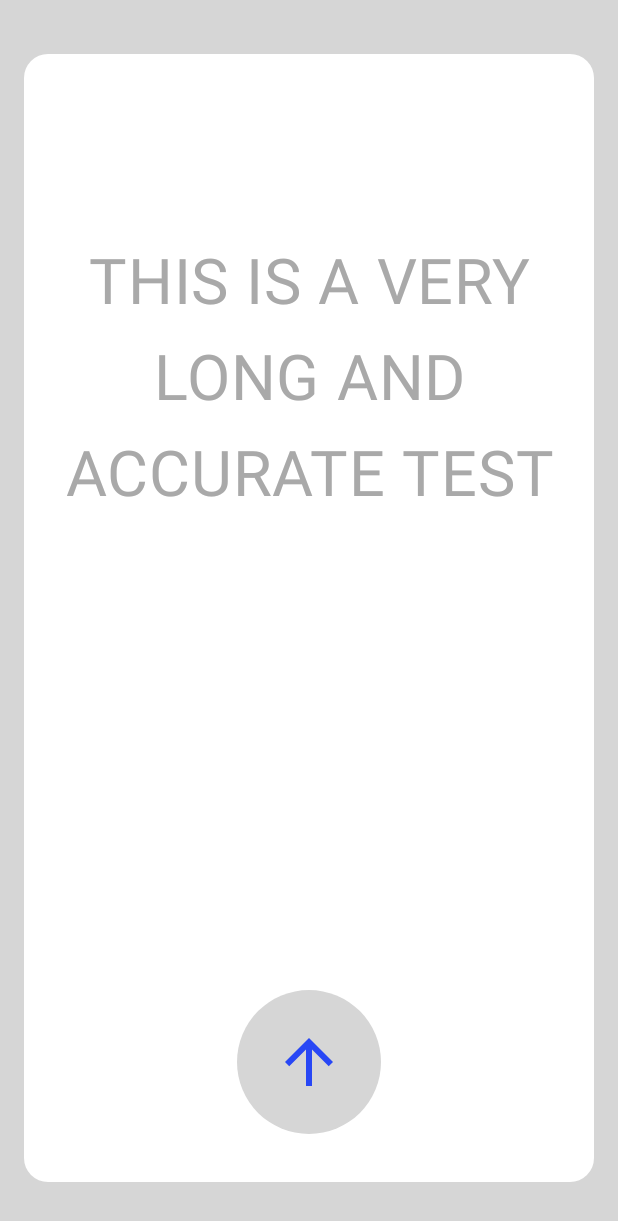
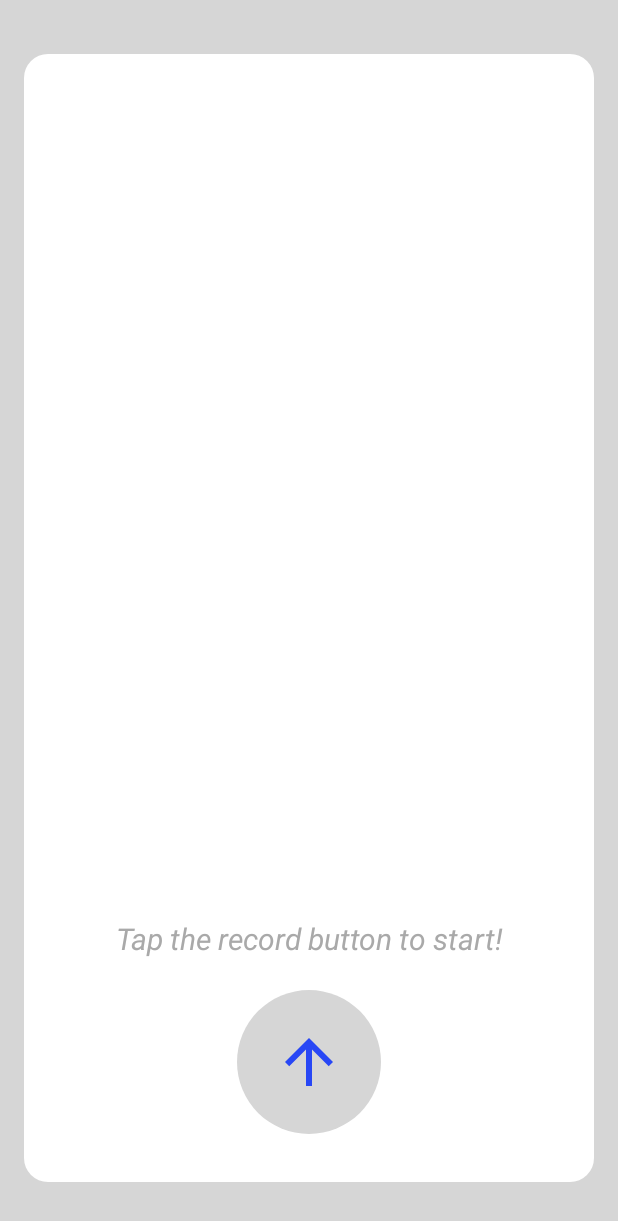
Before and after one commit to ivangarzab/talk, an Android app built with Jetpack Compose: the composable RecordScreen shown on its own in the app's theme, on a phone screen of 412 x 824 dp. Shown: the top 1221 px of the screen. Run offline under Robolectric (Android 15) with nearby library versions, the phone set to English and light mode, and no system bars.

Commit message:
Wire up the RecordScreen with the correct separation of concerns

```diff
--- a/app/src/main/java/com/ivangarzab/talk/App.kt
+++ b/app/src/main/java/com/ivangarzab/talk/App.kt
@@ -5,6 +5,7 @@ import android.app.Application
 import android.util.Log
 import com.ivangarzab.data.di.dataModule
 import com.ivangarzab.data.network.NetworkRepository
+import com.ivangarzab.record.di.recordFeatureModule
 import com.ivangarzab.talk.di.appModule
 import org.koin.android.ext.android.inject
 import org.koin.android.ext.koin.androidContext
@@ -35,7 +36,7 @@ class App : Application() {
         startKoin {
             androidLogger()
             androidContext(this@App)
-            modules(listOf(appModule, dataModule))
+            modules(listOf(appModule, dataModule, recordFeatureModule))
         }
     }
 
--- a/app/src/main/java/com/ivangarzab/talk/di/AppModule.kt
+++ b/app/src/main/java/com/ivangarzab/talk/di/AppModule.kt
@@ -1,8 +1,6 @@
 package com.ivangarzab.talk.di
 
-import com.ivangarzab.data.audio.AudioChunksRepository
 import com.ivangarzab.data.course.CourseRepository
-import com.ivangarzab.data.network.WebSocketRepository
 import com.ivangarzab.talk.ui.MainScreenViewModel
 import org.koin.core.module.dsl.viewModel
 import org.koin.dsl.module
@@ -13,9 +11,7 @@ import org.koin.dsl.module
 val appModule = module {
     viewModel {
         MainScreenViewModel(
-            courseRepository = get(CourseRepository::class),
-            audioChunksRepository = get(AudioChunksRepository::class),
-            webSocketRepository = get(WebSocketRepository::class)
+            courseRepository = get(CourseRepository::class)
         )
     }
 }
--- a/data/src/main/java/com/ivangarzab/data/network/WebSocketRepository.kt
+++ b/data/src/main/java/com/ivangarzab/data/network/WebSocketRepository.kt
@@ -72,10 +72,9 @@ class WebSocketRepository {
             header(HEADER_ACCESS_TOKEN, BuildConfig.WS_ACCESS_TOKEN)
             header(HEADER_CLIENT_INFO, FIELD_CLIENT_INFO)
         }.build()
-        openWebSocket()
     }
 
-    private fun openWebSocket() {
+    suspend fun openWebSocket() {
         Timber.v("Attempting to open web socket for url: $WEB_SOCKET_URL")
         webSocket = okHttpClient.newWebSocket(webSocketRequest, webSocketListener)
     }
--- a/features/record/src/main/java/com/ivangarzab/record/RecordScreen.kt
+++ b/features/record/src/main/java/com/ivangarzab/record/RecordScreen.kt
@@ -1,41 +1,33 @@
 package com.ivangarzab.record
 
-import androidx.compose.foundation.Image
 import androidx.compose.foundation.background
 import androidx.compose.foundation.layout.Box
 import androidx.compose.foundation.layout.fillMaxSize
 import androidx.compose.foundation.layout.fillMaxWidth
 import androidx.compose.foundation.layout.padding
-import androidx.compose.foundation.layout.size
 import androidx.compose.foundation.layout.statusBarsPadding
-import androidx.compose.foundation.shape.CircleShape
 import androidx.compose.foundation.shape.RoundedCornerShape
-import androidx.compose.material3.Button
-import androidx.compose.material3.ButtonDefaults
 import androidx.compose.material3.MaterialTheme
 import androidx.compose.material3.Text
 import androidx.compose.runtime.Composable
 import androidx.compose.ui.Alignment
 import androidx.compose.ui.Modifier
-import androidx.compose.ui.graphics.ColorFilter
-import com.ivangarzab.resources.ui.theme.selectedBlue
-import androidx.compose.ui.res.painterResource
-import androidx.compose.ui.res.stringResource
+import androidx.compose.ui.text.font.FontStyle
 import androidx.compose.ui.text.style.TextAlign
 import androidx.compose.ui.tooling.preview.Preview
 import androidx.compose.ui.unit.dp
-import com.ivangarzab.data.course.Course
+import com.ivangarzab.record.components.RecordScreenButton
 import com.ivangarzab.resources.ui.theme.TalkTheme
-import com.ivangarzab.resources.R as R
 
 /**
  * The purpose of this composable is to serve as the main entry point for displaying
- *  and interacting with the recording screen.
+ * and interacting with the recording screen.
  */
 @Composable
 fun RecordScreen(
     modifier: Modifier = Modifier,
-    onRecordClick: () -> Unit
+    responseText: String = "",
+    onRecordButtonClicked: () -> Unit
 ) {
     Box(
         modifier = modifier
@@ -52,47 +44,37 @@ fun RecordScreen(
                     shape = RoundedCornerShape(16.dp)
                 )
         ) {
+            when (responseText.isEmpty()) {
+                true -> {
                     Text(
                         modifier = Modifier
-                    .padding(top = 128.dp)
+                            .padding(start = 16.dp, end = 16.dp, bottom = 150.dp)
+                            .fillMaxWidth()
+                            .align(Alignment.BottomCenter),
+                        text = "Tap the record button to start!",
+                        style = MaterialTheme.typography.displaySmall,
+                        color = MaterialTheme.colorScheme.onSurface,
+                        fontStyle = FontStyle.Italic,
+                        textAlign = TextAlign.Center
+                    )
+                }
+                false -> {
+                    Text(
+                        modifier = Modifier
+                            .padding(top = 128.dp, start = 16.dp, end = 16.dp)
                             .fillMaxWidth()
                             .align(Alignment.TopCenter),
-                text = "THIS IS A VERY LONG AND ACCURATE TEST",
+                        text = responseText,
                         style = MaterialTheme.typography.displayLarge,
                         textAlign = TextAlign.Center
                     )
+                }
+            }
             RecordScreenButton(
                 modifier = Modifier
                     .padding(bottom = 32.dp)
                     .align(Alignment.BottomCenter),
-                onRecordClick = onRecordClick
-            )
-        }
-    }
-}
-
-@Composable
-fun RecordScreenButton(
-    modifier: Modifier,
-    onRecordClick: () -> Unit
-) {
-    Box(modifier = modifier) {
-        Button(
-            modifier = Modifier
-                .size(96.dp),
-            onClick = { onRecordClick() },
-            shape = CircleShape,
-            colors = ButtonDefaults.buttonColors(
-                containerColor = MaterialTheme.colorScheme.background,
-                contentColor = selectedBlue
-            )
-        ) {
-            Image(
-                modifier = Modifier
-                    .size(64.dp),
-                contentDescription = stringResource(R.string.description_record_button),
-                painter = painterResource(R.drawable.ic_arrow_up),
-                colorFilter = ColorFilter.tint(color = selectedBlue)
+                onRecordClick = onRecordButtonClicked
             )
         }
     }
@@ -103,7 +85,19 @@ fun RecordScreenButton(
 fun RecordScreenPreview() {
     TalkTheme(dynamicColor = false) {
         RecordScreen(
-            onRecordClick = { }
+            responseText = "THIS IS A VERY LONG AND ACCURATE TEST",
+            onRecordButtonClicked = { }
         )
     }
 }
+
+@Preview
+@Composable
+fun RecordScreenEmptyPreview() {
+    TalkTheme(dynamicColor = false) {
+        RecordScreen(
+            responseText = "",
+            onRecordButtonClicked = { }
+        )
+    }
+}
--- /dev/null
+++ b/features/record/src/main/java/com/ivangarzab/record/components/RecordScreenButton.kt
@@ -0,0 +1,55 @@
+package com.ivangarzab.record.components
+
+import androidx.compose.foundation.Image
+import androidx.compose.foundation.layout.Box
+import androidx.compose.foundation.layout.size
+import androidx.compose.foundation.shape.CircleShape
+import androidx.compose.material3.Button
+import androidx.compose.material3.ButtonDefaults
+import androidx.compose.material3.MaterialTheme
+import androidx.compose.runtime.Composable
+import androidx.compose.ui.Modifier
+import androidx.compose.ui.graphics.ColorFilter
+import androidx.compose.ui.res.painterResource
+import androidx.compose.ui.res.stringResource
+import androidx.compose.ui.tooling.preview.Preview
+import androidx.compose.ui.unit.dp
+import com.ivangarzab.resources.R
+import com.ivangarzab.resources.ui.theme.selectedBlue
+
+/**
+ * The purpose of this composable function is to hold a circular button
+ * for the [com.ivangarzab.record.RecordScreen].
+ */
+@Composable
+fun RecordScreenButton(
+    modifier: Modifier = Modifier,
+    onRecordClick: () -> Unit
+) {
+    Box(modifier = modifier) {
+        Button(
+            modifier = Modifier
+                .size(96.dp),
+            onClick = { onRecordClick() },
+            shape = CircleShape,
+            colors = ButtonDefaults.buttonColors(
+                containerColor = MaterialTheme.colorScheme.background,
+                contentColor = selectedBlue
+            )
+        ) {
+            Image(
+                modifier = Modifier
+                    .size(64.dp),
+                contentDescription = stringResource(R.string.description_record_button),
+                painter = painterResource(R.drawable.ic_arrow_up),
+                colorFilter = ColorFilter.tint(color = selectedBlue)
+            )
+        }
+    }
+}
+
+@Preview
+@Composable
+fun RecordScreenButtonPreview() {
+    RecordScreenButton { }
+}
```
Also changed, not shown: app/src/main/java/com/ivangarzab/talk/ui/MainActivity.kt (+7 -1 lines), app/src/main/java/com/ivangarzab/talk/ui/MainScreenViewModel.kt (+1 -66 lines), features/record/src/main/java/com/ivangarzab/record/RecordViewModel.kt (added, +54 -0 lines), features/record/src/main/java/com/ivangarzab/record/di/RecordFeatureModule.kt (added, +19 -0 lines). Lines whose indentation alone changed are shown as unchanged.
